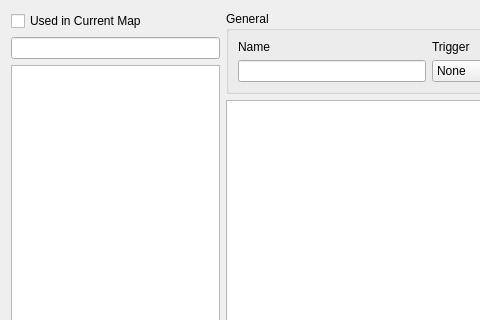
Above: src/ui/tabs/common_events_tab.ui from DimichGD/FHEditor before the change; both pictures show x 0 to 480 and y 0 to 320 of the 836 by 552 pixel window. Below: the same form after it.
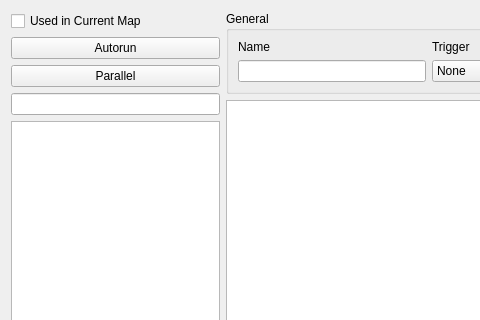
That is the form after the change. Custom widgets are drawn as their Qt base class.

The edit to the form file:
```diff
--- a/src/ui/tabs/common_events_tab.ui
+++ b/src/ui/tabs/common_events_tab.ui
@@ -25,6 +25,20 @@
          </property>
         </widget>
        </item>
+       <item>
+        <widget class="QPushButton" name="autorunButton">
+         <property name="text">
+          <string>Autorun</string>
+         </property>
+        </widget>
+       </item>
+       <item>
+        <widget class="QPushButton" name="parallelButton">
+         <property name="text">
+          <string>Parallel</string>
+         </property>
+        </widget>
+       </item>
        <item>
         <widget class="QLineEdit" name="eventsNameFilter">
          <property name="sizePolicy">
@@ -212,11 +226,6 @@
   </action>
  </widget>
  <customwidgets>
-  <customwidget>
-   <class>EventContentList</class>
-   <extends>QListView</extends>
-   <header>event_content_list.hpp</header>
-  </customwidget>
   <customwidget>
    <class>BaseTable</class>
    <extends>QTableView</extends>
@@ -227,6 +236,11 @@
    <extends>QPushButton</extends>
    <header>selector_button.hpp</header>
   </customwidget>
+  <customwidget>
+   <class>EventContentList</class>
+   <extends>QListView</extends>
+   <header>event_content_list.hpp</header>
+  </customwidget>
  </customwidgets>
  <resources/>
  <connections/>
```
